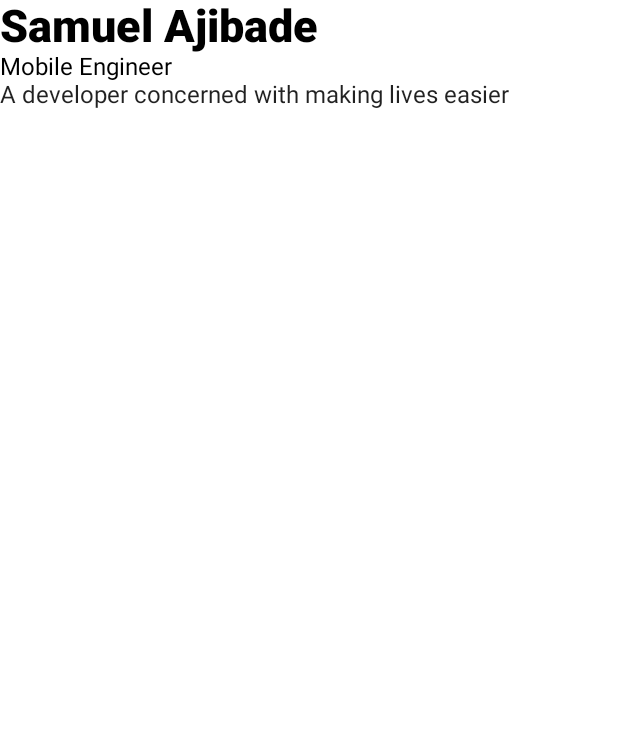
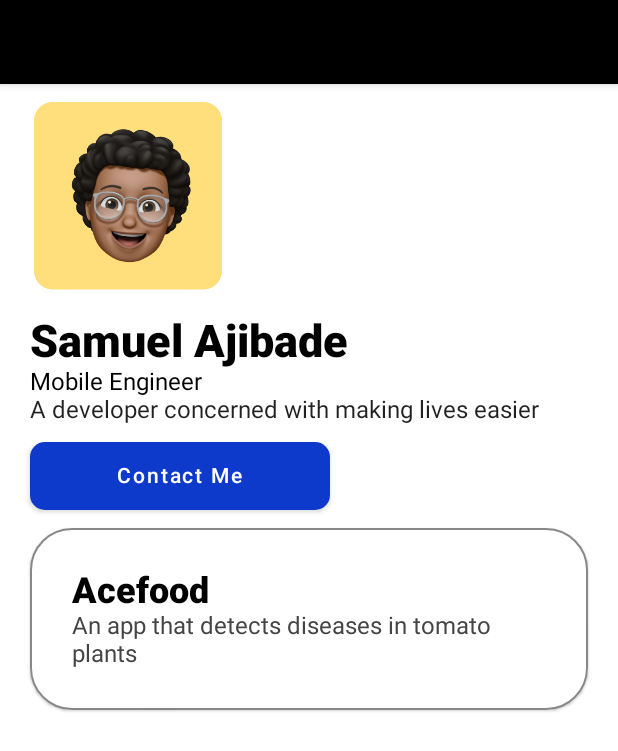
Before and after one commit to AjibsBaba/BusinessCard, an Android app built with Jetpack Compose: the screen it shows after launch (MainActivity), on a phone screen of 412 x 824 dp. Shown: the top 751 px of the screen. Run offline under Robolectric (Android 15) with nearby library versions, the phone set to English and light mode, and no system bars.

Commit message:
styled content

```diff
--- a/app/src/main/java/com/ajibsbaba/businesscard/MainActivity.kt
+++ b/app/src/main/java/com/ajibsbaba/businesscard/MainActivity.kt
@@ -8,27 +8,22 @@ import androidx.activity.compose.setContent
 import androidx.compose.foundation.BorderStroke
 import androidx.compose.foundation.Image
 import androidx.compose.foundation.layout.*
-import androidx.compose.foundation.lazy.LazyColumn
-import androidx.compose.foundation.shape.CircleShape
 import androidx.compose.foundation.shape.CornerSize
 import androidx.compose.foundation.shape.RoundedCornerShape
 import androidx.compose.material.*
-import androidx.compose.material.icons.Icons
-import androidx.compose.material.icons.filled.CheckCircle
 import androidx.compose.runtime.Composable
 import androidx.compose.ui.Alignment
 import androidx.compose.ui.Modifier
 import androidx.compose.ui.graphics.Color
-import androidx.compose.ui.layout.ContentScale
 import androidx.compose.ui.res.painterResource
 import androidx.compose.ui.text.font.FontWeight
+import androidx.compose.ui.text.style.TextAlign
 import androidx.compose.ui.tooling.preview.Preview
 import androidx.compose.ui.unit.dp
 import androidx.compose.ui.unit.sp
 import com.ajibsbaba.businesscard.ui.theme.Blue100
 import com.ajibsbaba.businesscard.ui.theme.BusinessCardTheme
-import com.ajibsbaba.businesscard.ui.theme.Purple800
-import com.ajibsbaba.businesscard.ui.theme.Yellow200
+import com.ajibsbaba.businesscard.ui.theme.Purple200
 
 class MainActivity : ComponentActivity() {
     override fun onCreate(savedInstanceState: Bundle?) {
@@ -39,14 +34,29 @@ class MainActivity : ComponentActivity() {
                     modifier = Modifier.fillMaxSize(),
                     color = MaterialTheme.colors.background
                 ) {
-                    BusinessCard()
+                    Scaffold(
+                        topBar = {
+                            TopAppBar(backgroundColor = Color.Black, contentColor = Color.White) { Text(text = "", fontWeight = FontWeight.SemiBold, textAlign = TextAlign.Center,)}
+                        }
+                            ) {
+                            Column(verticalArrangement = Arrangement.spacedBy(12.dp), modifier = Modifier
+                                .padding(start = 20.dp, end = 20.dp)
+                                .fillMaxWidth()) {
+                                ProfileImage()
+                                BusinessCard()
+                                PortfolioButton()
+                                ProjectCard()
+                            }
+                        }
+                        }
+
                 }
             }
         }
     }
-}
 
-@Preview(showBackground = true)
+
+
 @Composable
 fun BusinessCard() {
     Column(
@@ -60,7 +70,6 @@ fun BusinessCard() {
 }
 
 
-@Preview(showBackground = true)
 @Composable
 fun ProfileImage() {
     Box(modifier = Modifier.padding(top = 12.dp)) {
@@ -72,7 +81,6 @@ fun ProfileImage() {
 }
 
 
-@Preview()
 @Composable
 fun PortfolioButton(ButtonText: String? = "Contact Me") {
     Button(modifier = Modifier
@@ -86,13 +94,11 @@ fun PortfolioButton(ButtonText: String? = "Contact Me") {
 
 
 
-@Preview()
 @Composable
 fun ProjectCard(projectName: String? = "Acefood",
                 projectDetails: String? = "An app that detects diseases in tomato plants") {
     Card(modifier = Modifier
-        .fillMaxWidth()
-        .height(140.dp), shape = RoundedCornerShape(corner = CornerSize(28.dp)), backgroundColor = Purple800) {
+        .fillMaxWidth(), shape = RoundedCornerShape(corner = CornerSize(28.dp)), border = BorderStroke(1.dp, Color.Gray), backgroundColor = Color.White) {
         Column(modifier = Modifier.padding(28.dp)) {
             Text(text = "$projectName", fontWeight = FontWeight.ExtraBold, fontSize = 24.sp, color = Color.Black)
             Text(text = "$projectDetails", fontWeight = FontWeight.Normal, color = Color.DarkGray)
@@ -108,6 +114,9 @@ fun DefaultPreview() {
         Column(verticalArrangement = Arrangement.spacedBy(12.dp), modifier = Modifier
             .padding(start = 20.dp, end = 20.dp)
             .fillMaxWidth()) {
+            TopAppBar(backgroundColor = Color.White) {
+                Text(text = "Business Card")
+            }
             ProfileImage()
             BusinessCard()
             PortfolioButton()
--- a/app/src/main/res/values/themes.xml
+++ b/app/src/main/res/values/themes.xml
@@ -2,6 +2,7 @@
 <resources>
 
     <style name="Theme.BusinessCard" parent="android:Theme.Material.Light.NoActionBar">
-        <item name="android:statusBarColor">@color/white</item>
+       <item name="android:windowTranslucentStatus">true</item>
+        <item name="android:statusBarColor">@color/black</item>
     </style>
 </resources>
```
